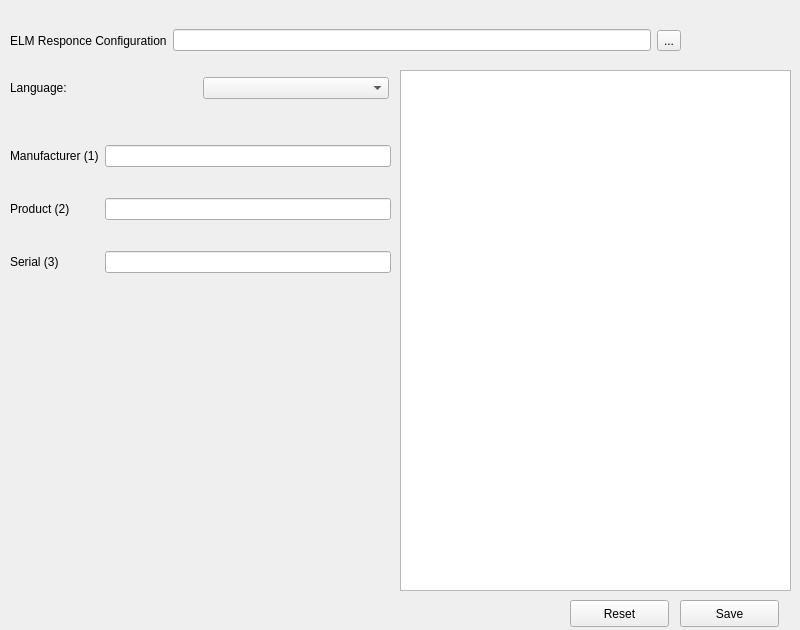
Old version of the form OBDCU/src/View/emulationwidget.ui in the repository z1230601/BAKK_Prodanovic_Zaric_OBD.
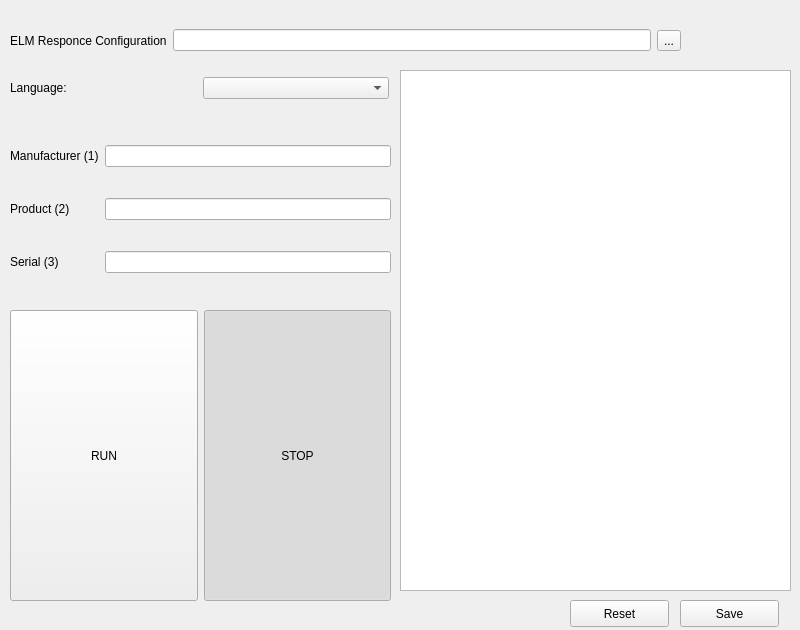
New version of the form.

```diff
--- a/OBDCU/src/View/emulationwidget.ui
+++ b/OBDCU/src/View/emulationwidget.ui
@@ -149,6 +149,59 @@
     </item>
    </layout>
   </widget>
+  <widget class="QWidget" name="horizontalLayoutWidget">
+   <property name="geometry">
+    <rect>
+     <x>10</x>
+     <y>310</y>
+     <width>381</width>
+     <height>291</height>
+    </rect>
+   </property>
+   <layout class="QHBoxLayout" name="horizontalLayout">
+    <item>
+     <widget class="QPushButton" name="runBtn">
+      <property name="sizePolicy">
+       <sizepolicy hsizetype="Expanding" vsizetype="MinimumExpanding">
+        <horstretch>0</horstretch>
+        <verstretch>0</verstretch>
+       </sizepolicy>
+      </property>
+      <property name="text">
+       <string>RUN</string>
+      </property>
+      <property name="checkable">
+       <bool>true</bool>
+      </property>
+      <property name="autoExclusive">
+       <bool>true</bool>
+      </property>
+     </widget>
+    </item>
+    <item>
+     <widget class="QPushButton" name="stopBtn">
+      <property name="sizePolicy">
+       <sizepolicy hsizetype="MinimumExpanding" vsizetype="MinimumExpanding">
+        <horstretch>0</horstretch>
+        <verstretch>0</verstretch>
+       </sizepolicy>
+      </property>
+      <property name="text">
+       <string>STOP</string>
+      </property>
+      <property name="checkable">
+       <bool>true</bool>
+      </property>
+      <property name="checked">
+       <bool>true</bool>
+      </property>
+      <property name="autoExclusive">
+       <bool>true</bool>
+      </property>
+     </widget>
+    </item>
+   </layout>
+  </widget>
  </widget>
  <resources/>
  <connections/>
```
